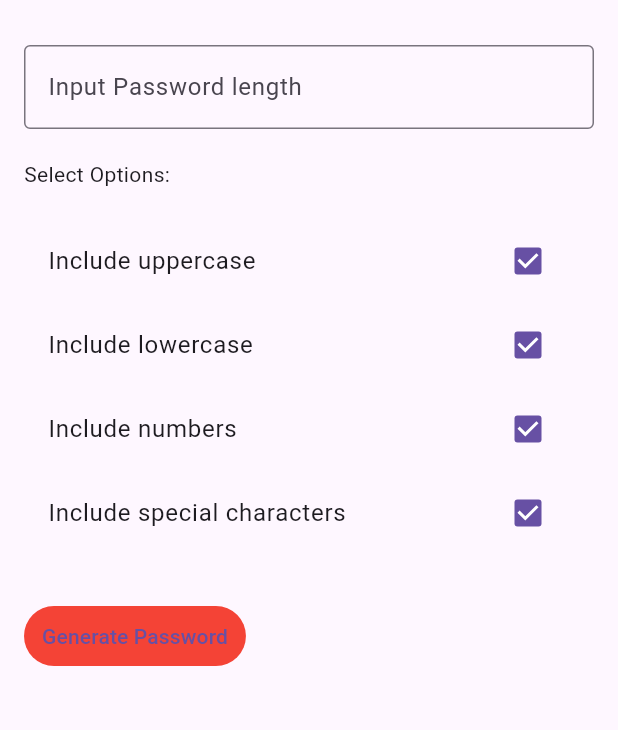
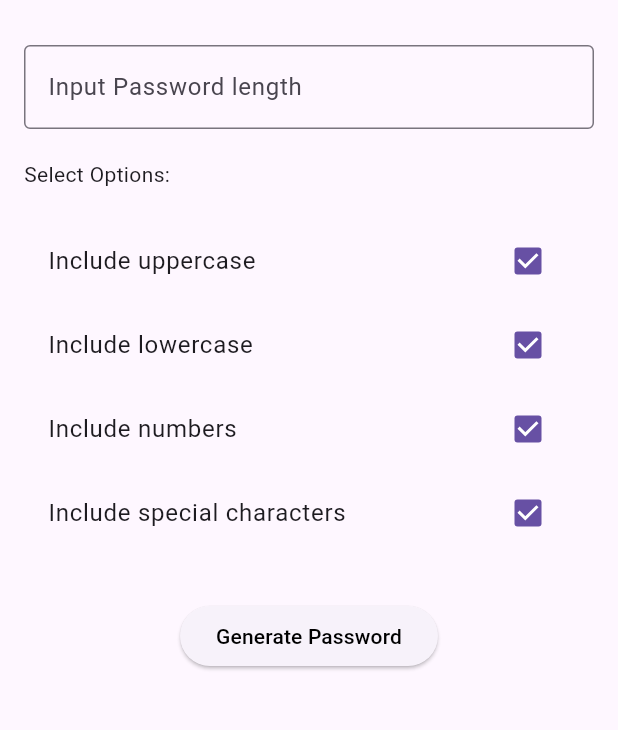
Before and after one commit to Raiya-620/GO2COD_SD_04, a Flutter app: the screen it shows after launch, on a phone screen of 412 x 824 dp, the part 63-793 px from its top. Run offline on Flutter 3.47's test engine with Material 3 defaults, Android fonts, the phone set to English and light mode, and no system bars.

Commit message:
removing unnecessary codes

```diff
--- a/lib/pages/home.dart
+++ b/lib/pages/home.dart
@@ -117,13 +117,16 @@ class _HomeState extends State<Home> {
             const SizedBox(
               height: 30,
             ),
-            TextButton(
-              style: ButtonStyle(
-                  backgroundColor: WidgetStatePropertyAll(Colors.red)),
-              onPressed: () {
-                generatePassword();
-              },
-              child: const Text('Generate Password'),
+            Center(
+              child: ElevatedButton(
+                onPressed: () {
+                  generatePassword();
+                },
+                child: const Text(
+                  'Generate Password',
+                  style: TextStyle(color: Colors.black),
+                ),
+              ),
             ),
             const SizedBox(
               height: 16,
```
Also changed, not shown: lib/components/services.dart (deleted).
